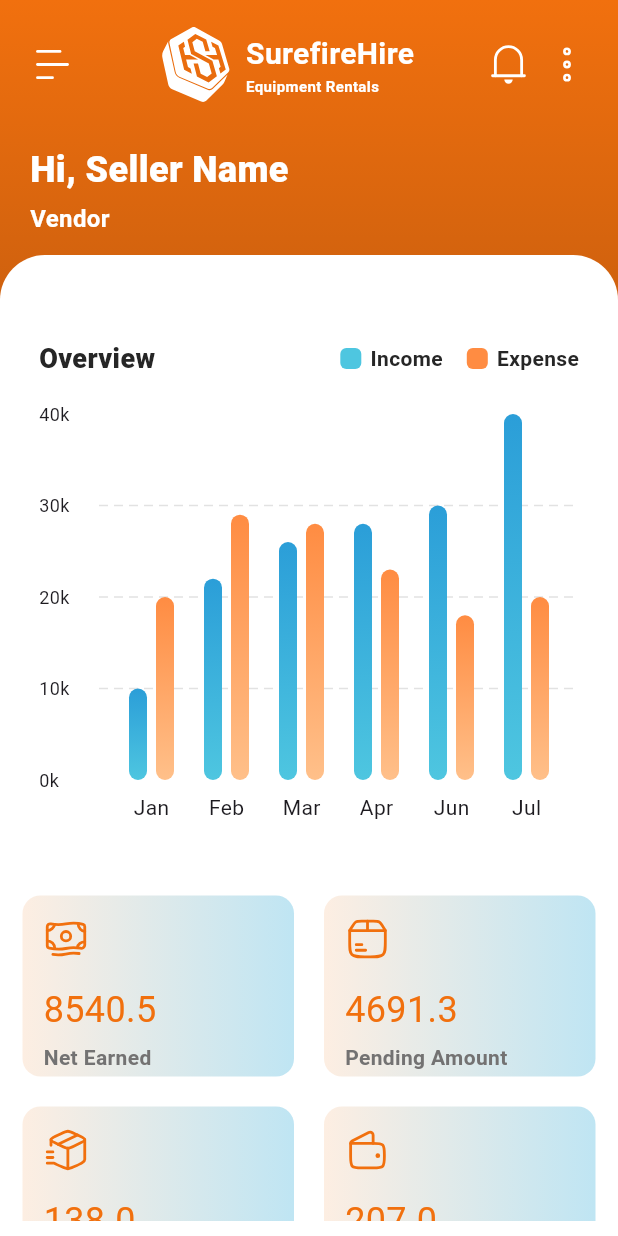
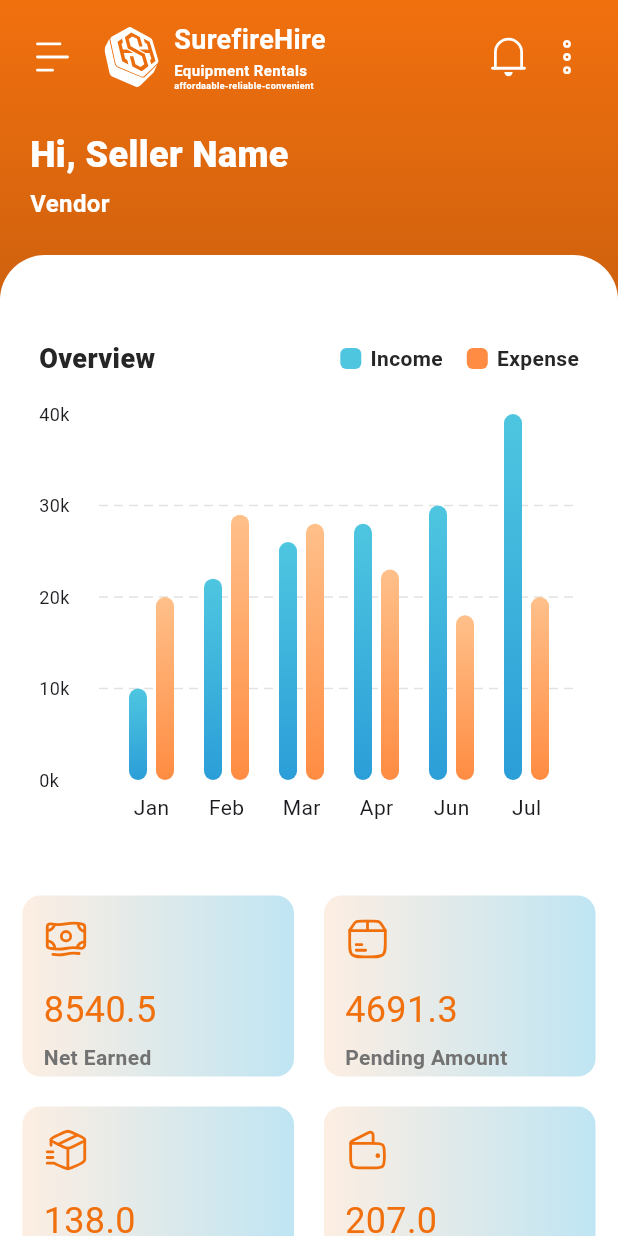
Before and after one commit to abhinav-ceymox/sure_fire_hire, a Flutter app: the SellerDashboardScreen screen opened by its route, on a phone screen of 412 x 824 dp. Run offline on Flutter 3.47's test engine with Material 3 defaults, Android fonts, the phone set to English and light mode, and no system bars; drawn by our look-alikes of fl_chart; our stand-ins replace flutter_svg, go_router.

Commit message:
add correct gradient

```diff
--- a/lib/utilities/app_color.dart
+++ b/lib/utilities/app_color.dart
@@ -14,7 +14,7 @@ class AppColor {
   static const LinearGradient bgGradient =   LinearGradient(colors: [Color(0xffE6E5E5), Color(0xffFDEEE2)], begin: Alignment.topCenter, end: Alignment.bottomCenter);
  static const LinearGradient AppbarGradient =   LinearGradient(colors: [AppColor.primary, AppColor.secondary], begin: Alignment.bottomCenter, end: Alignment.topCenter);
  static const LinearGradient DashboardGradient =   LinearGradient(colors: [   Color(0xFFFDEEE2), Color(0xFFBFE5F3),]);
- static const LinearGradient ProductCardGradient =   LinearGradient(colors: [  AppColor.cardbg, AppColor.bgcolor,],begin: Alignment.topRight, end: Alignment.bottomLeft,);
+ static const LinearGradient ProductCardGradient =   LinearGradient(colors: [ Color(0xffFDEEE2),Color(0xFFFFFFFF), ],begin: Alignment.topRight, end: Alignment.bottomLeft,);
  static const LinearGradient OnboardGradient =   LinearGradient(colors: [  Color(0xFFFAE1CE),Color(0xFFFAC59F) ,],begin: Alignment.topCenter, end: Alignment.bottomCenter,);
  static const LinearGradient ActionButtonGradient =   LinearGradient(colors: [  Color(0xFFF8B582),Color(0xFFF27B21) ,],begin: Alignment.topRight, end: Alignment.bottomLeft,);
 
--- a/lib/utilities/chart_colors.dart
+++ b/lib/utilities/chart_colors.dart
@@ -2,8 +2,8 @@ import 'package:flutter/material.dart';
 
 class ChartColors {
   static const incomeGradient = LinearGradient(
-    begin: Alignment.bottomCenter,
-    end: Alignment.topCenter,
+    begin: Alignment.topCenter,
+    end: Alignment.bottomCenter,
     colors: [
       Color(0xFF4EC6E0),
       Color(0xFF2B9ED8),
@@ -11,8 +11,8 @@ class ChartColors {
   );
 
   static const expenseGradient = LinearGradient(
-    begin: Alignment.bottomCenter,
-    end: Alignment.topCenter,
+    begin: Alignment.topCenter,
+    end: Alignment.bottomCenter,
     colors: [
       Color(0xFFFFC08A),
       Color(0xFFFF8C42),
--- a/lib/views/home.dart
+++ b/lib/views/home.dart
@@ -23,13 +23,13 @@ class _SellerDashboardScreenState extends State<SellerDashboardScreen> {
   Widget build(BuildContext context) {
     return Scaffold(
       backgroundColor: AppColor.bgcolor,
-      appBar: const CustomCurvedAppBar(),
-      body: Padding(
-        padding: const EdgeInsets.all(10),
-        child: CustomScrollView(
+       appBar: CustomCurvedAppBar(),
+       body: CustomScrollView(
           slivers: [
             SliverToBoxAdapter(
-               child:  Column(
+              child:  Padding(
+                padding: const EdgeInsets.all(10),
+                child: Column(
                   crossAxisAlignment: CrossAxisAlignment.start,
                   children: [
                     OverviewBarChart(),
@@ -57,9 +57,9 @@ class _SellerDashboardScreenState extends State<SellerDashboardScreen> {
                     const SizedBox(height: 20,),
                   ],
                 ),
+              ),
             )
           ],
-        ),
        ),
     );
   }
--- a/lib/widgets/custom_appbar.dart
+++ b/lib/widgets/custom_appbar.dart
@@ -51,22 +51,23 @@ class CustomCurvedAppBar extends StatelessWidget
                     Row(
                       mainAxisAlignment: MainAxisAlignment.spaceBetween,
                       children: [
-                        SvgPicture.asset(
-                          'assets/icons/menu-02.svg',
-                          height: 35,
-                          width: 30,
-                        ),
 
-                        // Logo
                         Row(
-                          children: [
+                           children: [
+                             SvgPicture.asset(
+                               'assets/icons/menu-02.svg',
+                               height: 35,
+                               width: 30,
+                             ),
+                            //logo
+                             const SizedBox(width: 10,),
                             Container(
                               padding: const EdgeInsets.all(8),
                               decoration: BoxDecoration(),
                               child: SvgPicture.asset(
                                 'assets/icons/Group 1.svg',
-                                height: 50,
-                                width: 50,
+                                height: 40,
+                                width: 40,
                               ),
                             ),
                              Column(
@@ -74,11 +75,15 @@ class CustomCurvedAppBar extends StatelessWidget
                               children: [
                                 Text(
                                   'SurefireHire',
-                                  style: AppStyle.semiBold(fontSize: 20, color: AppColor.bgcolor),
+                                  style: AppStyle.semiBold(fontSize: 18, color: AppColor.bgcolor),
                                 ),
                                 Text(
                                   'Equipment Rentals',
                                   style: AppStyle.semiBold(fontSize: 10, color: AppColor.bgcolor)
+                                ),
+                                Text(
+                                    'affordaable-reliable-convenient',
+                                    style: AppStyle.semiBold(fontSize: 6, color: AppColor.bgcolor)
                                 ),
                               ],
                             ),
--- a/lib/widgets/product_card.dart
+++ b/lib/widgets/product_card.dart
@@ -24,9 +24,10 @@ class ProductCard extends StatelessWidget {
   Widget build(BuildContext context) {
     return SizedBox(
       height: direction == Axis.horizontal
-          ? (extradata || showActions ? 460 : 260)
+          ? (extradata || showActions ? 460 : 280)
           : null,
           child: ListView.builder(
+            padding: const EdgeInsets.all(12),
             shrinkWrap: direction == Axis.vertical,
             physics: direction == Axis.vertical
                 ? const NeverScrollableScrollPhysics()
@@ -36,7 +37,7 @@ class ProductCard extends StatelessWidget {
             itemBuilder: (context, index) {
               final data = products[index];
               return Container(
-                width:400,
+                 width:400,
                 margin: direction ==Axis.horizontal
                   ? const EdgeInsets.only(right: 10)
                 :const EdgeInsets.all(25),
@@ -44,14 +45,14 @@ class ProductCard extends StatelessWidget {
                    gradient: useGradient ? AppColor.ProductCardGradient : null,
 
                   color: useGradient ? null : AppColor.bgcolor,
-                  borderRadius: BorderRadius.circular(30),
+                  borderRadius: BorderRadius.circular(20),
                   border: Border.all(color: AppColor.boder),
                 ),
                 child: Column(
                   crossAxisAlignment: CrossAxisAlignment.start,
                   children: [
                     Padding(
-                      padding: const EdgeInsets.all(16),
+                      padding: const EdgeInsets.all(18),
                       child: Column(
                         children: [
                           /// ---------- HEADER ----------
```
Lines whose indentation alone changed are shown as unchanged.
